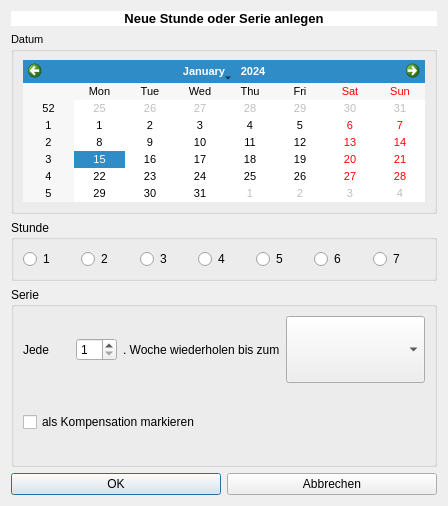
pyphil/Kursbuch, file NeueStunde2.ui: the form before one commit.
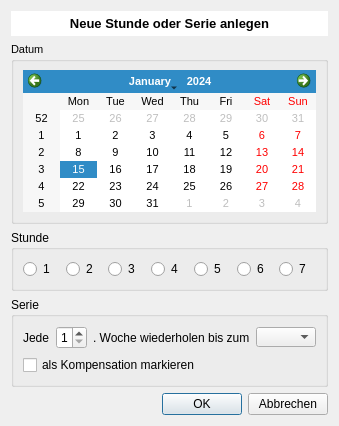
The form after the commit. Icons and pictures are not drawn.

Diff of the .ui file:
```diff
--- a/NeueStunde2.ui
+++ b/NeueStunde2.ui
@@ -9,8 +9,8 @@
    <rect>
     <x>0</x>
     <y>0</y>
-    <width>448</width>
-    <height>506</height>
+    <width>339</width>
+    <height>417</height>
    </rect>
   </property>
   <property name="windowTitle">
@@ -21,8 +21,14 @@
     <normaloff>kursbuch.ico</normaloff>kursbuch.ico</iconset>
   </property>
   <layout class="QGridLayout" name="gridLayout_6">
-   <item row="0" column="0">
+   <item row="0" column="0" colspan="2">
     <widget class="QLabel" name="label_2">
+     <property name="minimumSize">
+      <size>
+       <width>0</width>
+       <height>25</height>
+      </size>
+     </property>
      <property name="maximumSize">
       <size>
        <width>16777215</width>
@@ -50,7 +56,7 @@
      </property>
     </widget>
    </item>
-   <item row="1" column="0">
+   <item row="1" column="0" colspan="2">
     <widget class="QGroupBox" name="groupBox">
      <property name="font">
       <font>
@@ -67,14 +73,8 @@
      </layout>
     </widget>
    </item>
-   <item row="2" column="0">
+   <item row="2" column="0" colspan="2">
     <widget class="QGroupBox" name="groupBox_2">
-     <property name="minimumSize">
-      <size>
-       <width>381</width>
-       <height>61</height>
-      </size>
-     </property>
      <property name="title">
       <string>Stunde</string>
      </property>
@@ -135,14 +135,8 @@
      </layout>
     </widget>
    </item>
-   <item row="3" column="0">
+   <item row="3" column="0" colspan="2">
     <widget class="QGroupBox" name="groupBox_3">
-     <property name="minimumSize">
-      <size>
-       <width>391</width>
-       <height>89</height>
-      </size>
-     </property>
      <property name="title">
       <string>Serie</string>
      </property>
@@ -193,7 +187,7 @@
           <item>
            <widget class="QComboBox" name="comboBoxSerie">
             <property name="sizePolicy">
-             <sizepolicy hsizetype="Fixed" vsizetype="Expanding">
+             <sizepolicy hsizetype="Expanding" vsizetype="Expanding">
               <horstretch>0</horstretch>
               <verstretch>0</verstretch>
              </sizepolicy>
@@ -204,6 +198,12 @@
               <height>0</height>
              </size>
             </property>
+            <property name="maximumSize">
+             <size>
+              <width>16777215</width>
+              <height>20</height>
+             </size>
+            </property>
             <property name="inputMethodHints">
              <set>Qt::ImhNone</set>
             </property>
@@ -236,6 +236,19 @@
     </widget>
    </item>
    <item row="4" column="0">
+    <spacer name="horizontalSpacer">
+     <property name="orientation">
+      <enum>Qt::Horizontal</enum>
+     </property>
+     <property name="sizeHint" stdset="0">
+      <size>
+       <width>154</width>
+       <height>20</height>
+      </size>
+     </property>
+    </spacer>
+   </item>
+   <item row="4" column="1">
     <layout class="QGridLayout" name="gridLayout">
      <item row="0" column="1">
       <widget class="QPushButton" name="pushButton_2">
```
